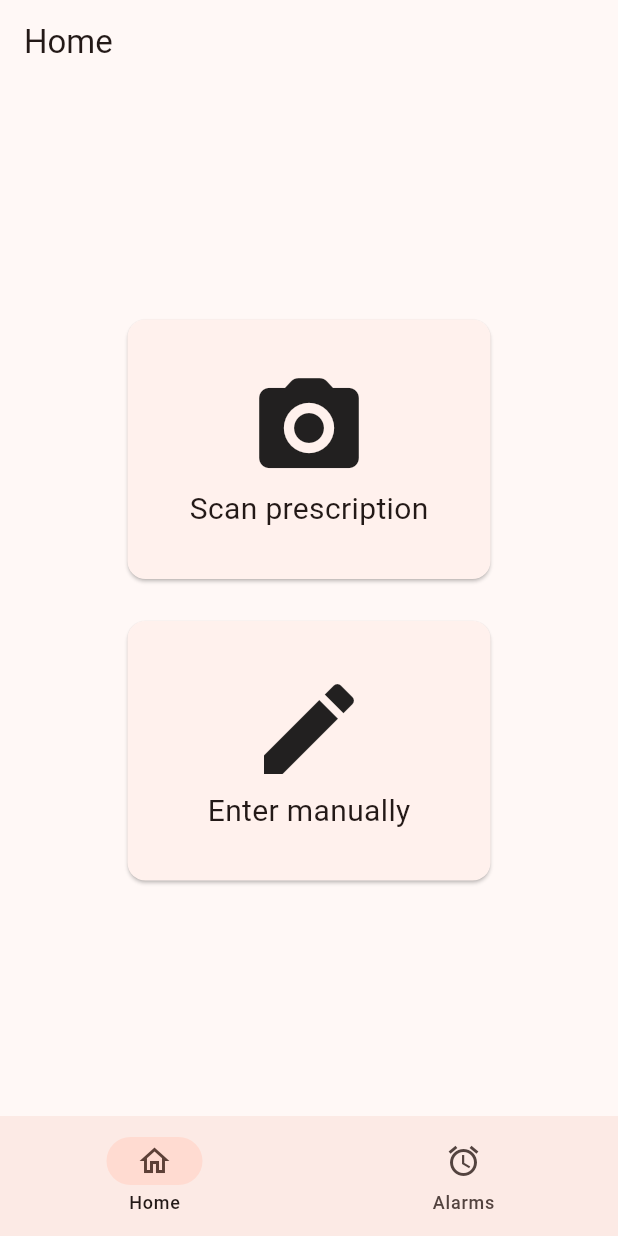
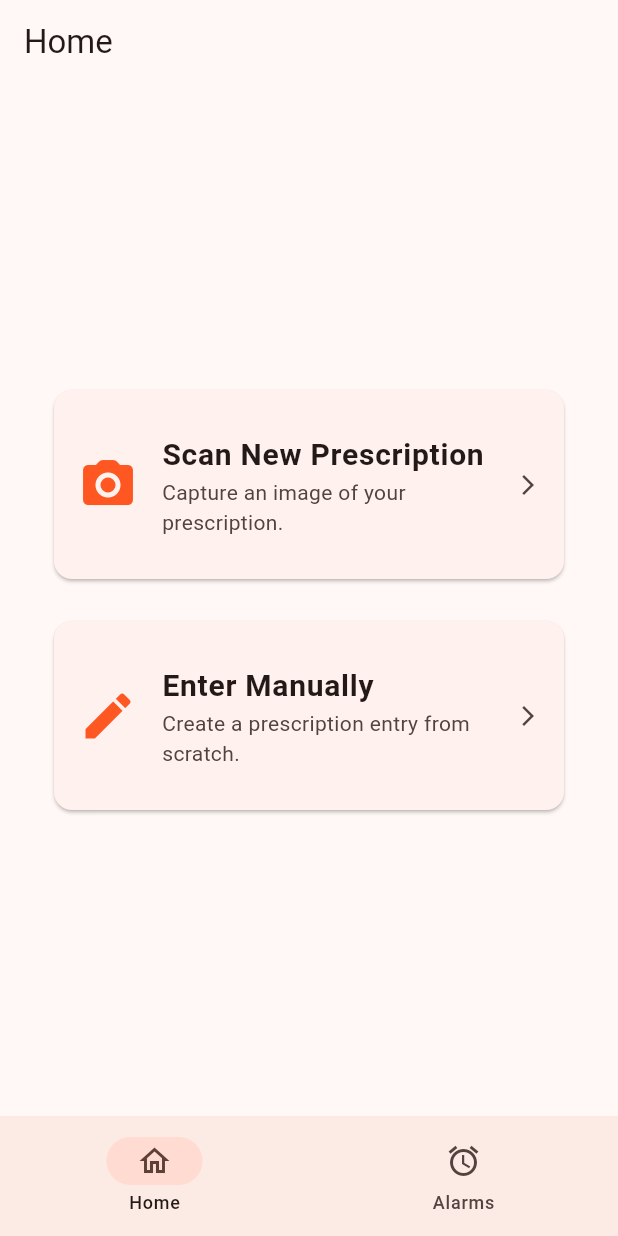
Before and after one commit to simonknowsstuff/medisukham, a Flutter app: the screen it shows after launch, on a phone screen of 412 x 824 dp. Run offline on Flutter 3.47's test engine with Material 3 defaults, Android fonts, the phone set to English and light mode, and no system bars; our stand-ins replace cloud_functions, firebase_auth, firebase_core, flutter_local_notifications, image_cropper, image_picker and 3 more; missing offline and left inert: firebase_app_check; accounts and stored records are empty; generated files the repository leaves out were written again.

Commit message:
bundled changes

```diff
--- a/lib/app.dart
+++ b/lib/app.dart
@@ -1,6 +1,6 @@
 import 'package:flutter/material.dart';
-import 'screens/home.dart';
-import 'screens/alarms.dart';
+import 'screens/home_screen.dart';
+import 'screens/alarms_screen.dart';
 import 'widgets/bottom_nav_bar.dart';
 
 class MyApp extends StatelessWidget {
@@ -19,21 +19,30 @@ class MyApp extends StatelessWidget {
 }
 
 class MainPage extends StatefulWidget {
-  const MainPage({super.key});
+  final int initialIndex;
+
+  const MainPage({
+    super.key,
+    this.initialIndex = 0, // Default to home page
+  });
 
   @override
   State<MainPage> createState() => _MainPageState();
 }
 
 class _MainPageState extends State<MainPage> {
-  int _selectedIndex = 0;
+  late int _selectedIndex;
+
+  @override
+  void initState() {
+    super.initState();
+    _selectedIndex = widget.initialIndex;
+  }
 
   final List<Widget> _barScreens = const [HomeScreen(), AlarmScreen()];
 
   void _onTap(int index) {
-    setState(() {
-      _selectedIndex = index;
-    });
+    setState(() => _selectedIndex = index);
   }
 
   @override
--- a/lib/screens/camera.dart
+++ b/lib/screens/camera_screen.dart
@@ -3,7 +3,7 @@ import 'dart:io';
 import 'package:flutter/material.dart';
 import 'package:image_picker/image_picker.dart';
 import 'package:image_cropper/image_cropper.dart';
-import 'package:medisukham/screens/prescription.dart';
+import 'package:medisukham/screens/prescription_screen.dart';
 
 class CameraScreen extends StatefulWidget {
   const CameraScreen({super.key});
--- a/lib/screens/home.dart
+++ /dev/null
@@ -1,73 +0,0 @@
-import 'package:flutter/material.dart';
-import 'package:medisukham/screens/camera.dart';
-
-class HomeScreen extends StatelessWidget {
-  const HomeScreen({super.key});
-
-  @override
-  Widget build(BuildContext context) {
-    return Scaffold(
-      body: Center(
-        child: SizedBox(
-          width: 250,
-          child: Column(
-            mainAxisAlignment: MainAxisAlignment.center,
-            crossAxisAlignment: CrossAxisAlignment.stretch,
-            spacing: 20.0,
-            children: [CameraCard(), CreateManualCard()],
-          ),
-        ),
-      ),
-      appBar: AppBar(title: Text('Home')),
-    );
-  }
-}
-
-class CreateManualCard extends StatelessWidget {
-  const CreateManualCard({super.key});
-
-  @override
-  Widget build(BuildContext context) {
-    return InkResponse(
-      onTap: () {},
-      child: Card(
-        child: Padding(
-          padding: const EdgeInsets.all(32.0),
-          child: Column(
-            children: [
-              Icon(Icons.create, size: 80),
-              Text('Enter manually', style: TextStyle(fontSize: 20.0)),
-            ],
-          ),
-        ),
-      ),
-    );
-  }
-}
-
-class CameraCard extends StatelessWidget {
-  const CameraCard({super.key});
-
-  @override
-  Widget build(BuildContext context) {
-    return InkResponse(
-      onTap: () {
-        Navigator.push(
-          context,
-          MaterialPageRoute(builder: (context) => const CameraScreen()),
-        );
-      },
-      child: Card(
-        child: Padding(
-          padding: const EdgeInsets.all(32.0),
-          child: Column(
-            children: [
-              Icon(Icons.camera_alt_rounded, size: 80),
-              Text('Scan prescription', style: TextStyle(fontSize: 20.0)),
-            ],
-          ),
-        ),
-      ),
-    );
-  }
-}
--- /dev/null
+++ b/lib/screens/home_screen.dart
@@ -0,0 +1,89 @@
+import 'package:flutter/material.dart';
+import 'package:medisukham/screens/camera_screen.dart';
+import 'package:medisukham/screens/prescription_screen.dart';
+
+class HomeScreen extends StatelessWidget {
+  const HomeScreen({super.key});
+
+  @override
+  Widget build(BuildContext context) {
+    return Scaffold(
+      appBar: AppBar(title: const Text('Home')),
+      body: Center(
+        child: Padding(
+          padding: const EdgeInsets.symmetric(horizontal: 32.0),
+          child: Column(
+            mainAxisAlignment: MainAxisAlignment.center,
+            crossAxisAlignment: CrossAxisAlignment.stretch,
+            children: const [
+              CameraCard(),
+              SizedBox(height: 20.0),
+              CreateManualCard(),
+            ],
+          ),
+        ),
+      ),
+    );
+  }
+}
+
+// Camera card:
+class CameraCard extends StatelessWidget {
+  const CameraCard({super.key});
+
+  @override
+  Widget build(BuildContext context) {
+    return Card(
+      child: InkWell(
+        onTap: () {
+          Navigator.push(
+            context,
+            MaterialPageRoute(builder: (context) => const CameraScreen()),
+          );
+        },
+        // ListTile provides the standard layout for an item in a list
+        child: const ListTile(
+          contentPadding: EdgeInsets.symmetric(vertical: 20.0, horizontal: 16.0),
+          leading: Icon(Icons.camera_alt_rounded, size: 40.0, color: Colors.deepOrange),
+          title: Text(
+            'Scan New Prescription',
+            style: TextStyle(fontSize: 20.0, fontWeight: FontWeight.bold),
+          ),
+          subtitle: Text('Capture an image of your prescription.'),
+          trailing: Icon(Icons.arrow_forward_ios, size: 16.0),
+        ),
+      ),
+    );
+  }
+}
+
+// Create prescription manually card:
+class CreateManualCard extends StatelessWidget {
+  const CreateManualCard({super.key});
+
+  @override
+  Widget build(BuildContext context) {
+    return Card(
+      child: InkWell(
+        onTap: () {
+          Navigator.push(
+            context,
+            MaterialPageRoute(
+              builder: (context) => const PrescriptionScreen(imageFile: null),
+            ),
+          );
+        },
+        child: const ListTile(
+          contentPadding: EdgeInsets.symmetric(vertical: 20.0, horizontal: 16.0),
+          leading: Icon(Icons.create, size: 40.0, color: Colors.deepOrange),
+          title: Text(
+            'Enter Manually',
+            style: TextStyle(fontSize: 20.0, fontWeight: FontWeight.bold),
+          ),
+          subtitle: Text('Create a prescription entry from scratch.'),
+          trailing: Icon(Icons.arrow_forward_ios, size: 16.0),
+        ),
+      ),
+    );
+  }
+}
--- a/lib/services/gemini_api_service.dart
+++ b/lib/services/gemini_api_service.dart
@@ -95,9 +95,6 @@ class GeminiApiService {
         'prompt': prompt,
       });
       final jsonString = result.data['result'] as String;
-      if (kDebugMode) {
-        print(jsonString);
-      }
 
       final List<dynamic> rawList = jsonDecode(jsonString);
 
@@ -105,7 +102,7 @@ class GeminiApiService {
           .where((jsonItem) => jsonItem != null)
           .map((jsonItem) {
             if (jsonItem is Map<String, dynamic>) {
-              return PrescriptionNode.fromJson(jsonItem);
+              return PrescriptionNode.fromJsonGemini(jsonItem);
             }
             throw FormatException('Prescription node is not in proper format.');
           })
--- a/pubspec.yaml
+++ b/pubspec.yaml
@@ -45,6 +45,8 @@ dependencies:
   http: ^1.6.0
   firebase_auth: ^6.1.2
   cloud_functions: ^6.0.4
+  flutter_local_notifications: ^19.5.0
+  timezone: ^0.10.1
 
 dev_dependencies:
   flutter_test:
```
Also changed, not shown: lib/main.dart (+22 -0 lines), lib/models/prescription_node.dart (+50 -13 lines), lib/screens/alarms.dart (deleted, +0 -13 lines), lib/screens/alarms_screen.dart (added, +190 -0 lines), lib/screens/prescription_screen.dart (renamed from lib/screens/prescription.dart, +73 -4 lines), lib/services/alarm_persistence_service.dart (added, +129 -0 lines), lib/services/permission_service.dart (added, +44 -0 lines), firebase.json, pubspec.lock, 4 other files.
